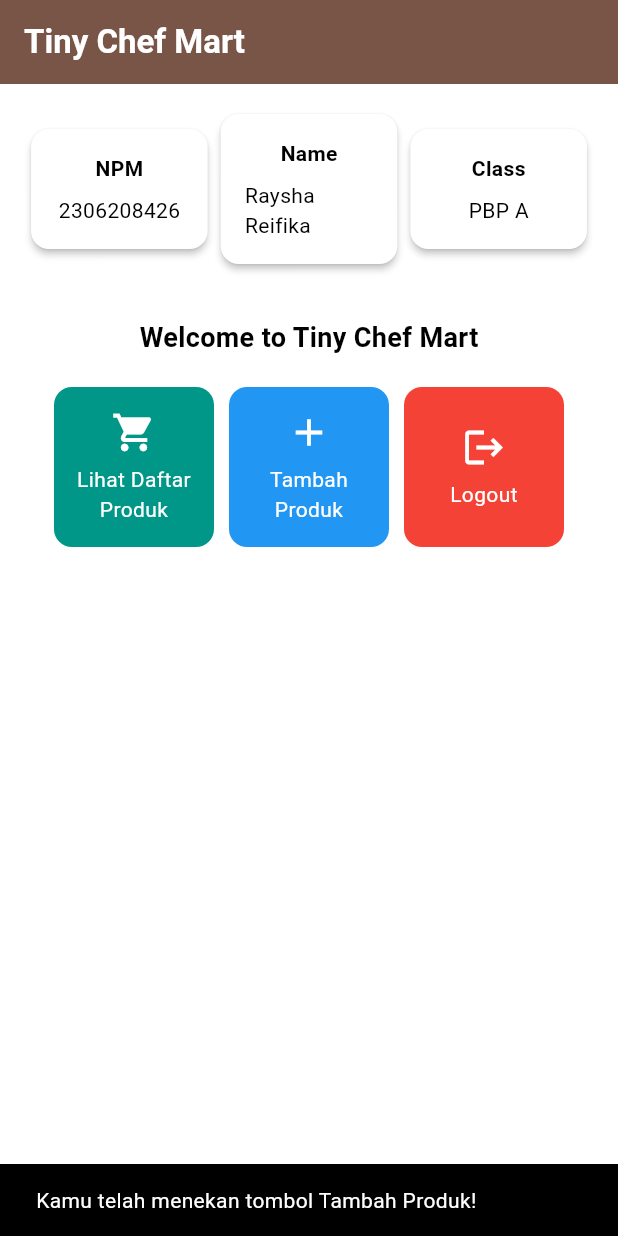
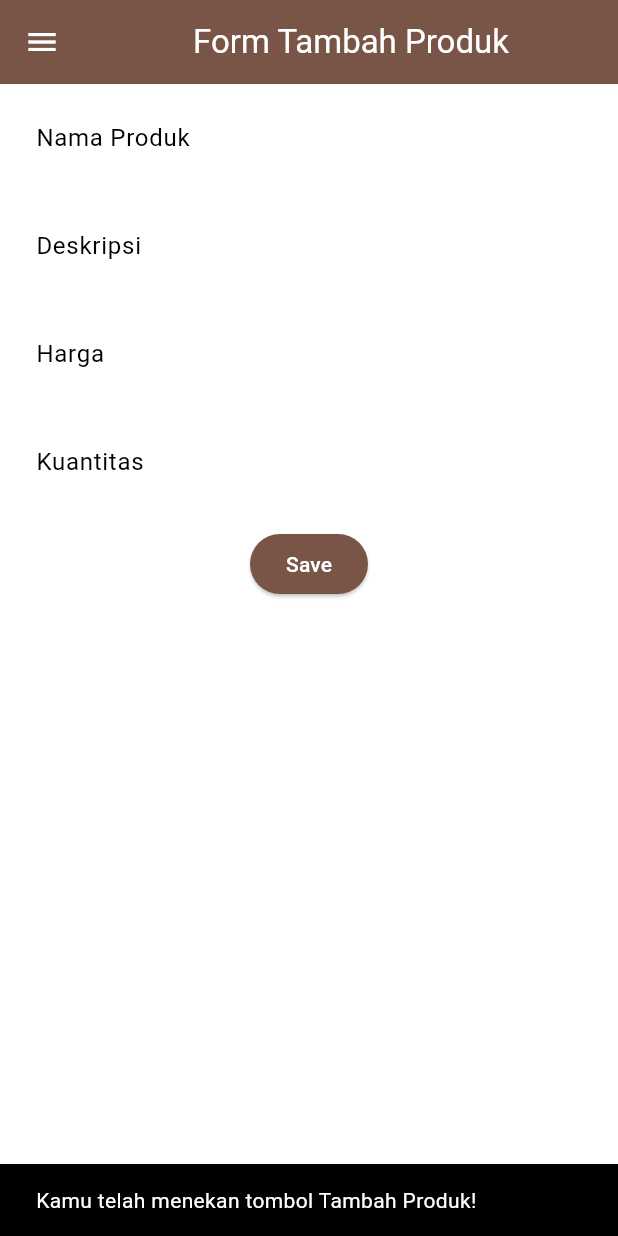
Before and after one commit to rayshareifikar/tinyChefMart-Mobile, a Flutter app: the screen it shows after launch, after a tap on "Tambah Produk", on a phone screen of 412 x 824 dp. Run offline on Flutter 3.47's test engine with Material 3 defaults, Android fonts, the phone set to English and light mode, and no system bars.

Commit message:
Tugas 8 Start

```diff
--- a/lib/main.dart
+++ b/lib/main.dart
@@ -1,5 +1,7 @@
 import 'package:flutter/material.dart';
 import 'package:tiny_chef_mart/menu.dart';
+import 'package:tiny_chef_mart/productentry_form.dart';
+
 void main() {
   runApp(const MyApp());
 }
@@ -32,6 +34,11 @@ class MyApp extends StatelessWidget {
               primarySwatch: Colors.brown,
           ).copyWith(secondary: Colors.brown[400]),
       ),
+      initialRoute: '/',
+      routes: {
+        '': (context) => MyHomePage(), // Halaman utama aplikasi
+        'product-entry': (context) => ProductEntryFormPage(), // Rute ke halaman MoodEntryFormPage
+      },
       home: MyHomePage(),
     );
   }
--- a/lib/menu.dart
+++ b/lib/menu.dart
@@ -1,4 +1,5 @@
 import 'package:flutter/material.dart';
+import 'package:tiny_chef_mart/widgets/left_drawer.dart';
 
 class MyHomePage extends StatelessWidget {
   MyHomePage({super.key});
@@ -13,16 +14,13 @@ class MyHomePage extends StatelessWidget {
          ItemHomepage("Logout", Icons.logout),
     ];
     final List<Color> cardColors = [
-      Colors.teal,
-      Colors.blue,
-      Colors.red,
-      Colors.green,
-      Colors.orange,
-      Colors.purple,
+      Color(0xFF8b6c5c), // Light Brown
+      Color(0xFF6a4a3a), // Medium brown
+      Color(0xFF3D251E), // Dark brown
     ];
 
 
-    @override
+  @override
   Widget build(BuildContext context) {
     // Scaffold menyediakan struktur dasar halaman dengan AppBar dan body.
     return Scaffold(
@@ -38,7 +36,11 @@ class MyHomePage extends StatelessWidget {
         ),
         // Warna latar belakang AppBar diambil dari skema warna tema aplikasi.
         backgroundColor: Theme.of(context).colorScheme.primary,
+        iconTheme: const IconThemeData(color: Colors.white),
       ),
+      // Masukkan drawer sebagai parameter nilai drawer dari widget Scaffold
+      drawer: const LeftDrawer(),
+
       // Body halaman dengan padding di sekelilingnya.
       body: Padding(
         padding: const EdgeInsets.all(16.0),
@@ -164,6 +166,10 @@ class ItemCard extends StatelessWidget {
             ..showSnackBar(
               SnackBar(content: Text("Kamu telah menekan tombol ${item.name}!"))
             );
+            if (item.name == "Tambah Produk") {
+              Navigator.pushNamed(context, 'product-entry');
+
+            }
         },
         // Container untuk menyimpan Icon dan Text
         child: Container(
--- /dev/null
+++ b/lib/productentry_form.dart
@@ -0,0 +1,201 @@
+import 'package:flutter/material.dart';
+import 'package:tiny_chef_mart/widgets/left_drawer.dart';
+
+class ProductEntryFormPage extends StatefulWidget {
+  const ProductEntryFormPage({super.key});
+
+  @override
+  State<ProductEntryFormPage> createState() => _ProductEntryFormPageState();
+}
+
+class _ProductEntryFormPageState extends State<ProductEntryFormPage> {
+  final _formKey = GlobalKey<FormState>();
+  String _name = "";
+	int _price = 0;
+	String _desc = "";
+  int _quantity = 0;
+  @override
+  Widget build(BuildContext context) {
+    return Scaffold(
+      appBar: AppBar(
+        title: const Center(
+          child: Text(
+            'Form Tambah Produk',
+          ),
+        ),
+        backgroundColor: Theme.of(context).colorScheme.primary,
+        foregroundColor: Colors.white,
+      ),
+      // TODO: Tambahkan drawer yang sudah dibuat di sini
+      drawer: const LeftDrawer(),
+      body: Form(
+        key: _formKey,
+        child: SingleChildScrollView(
+          child: Column(
+            crossAxisAlignment: CrossAxisAlignment.start,
+            children: [
+              Padding(
+                padding: const EdgeInsets.all(8.0),
+                child: TextFormField(
+                  decoration: InputDecoration(
+                    hintText: "Nama Produk",
+                    labelText: "Nama Produk",
+                    border: OutlineInputBorder(
+                      borderRadius: BorderRadius.circular(5.0),
+                    ),
+                  ),
+                  onChanged: (String? value) {
+                    setState(() {
+                      _name = value!;
+                    });
+                  },
+                  validator: (String? value) {
+                    if (value == null || value.isEmpty) {
+                      return "Nama Produk tidak boleh kosong!";
+                    }
+                    return null;
+                  },
+                ),
+              ),
+              Padding(
+                padding: const EdgeInsets.all(8.0),
+                child: TextFormField(
+                  decoration: InputDecoration(
+                    hintText: "Deskripsi",
+                    labelText: "Deskripsi",
+                    border: OutlineInputBorder(
+                      borderRadius: BorderRadius.circular(5.0),
+                    ),
+                  ),
+                  onChanged: (String? value) {
+                    setState(() {
+                      _desc = value!;
+                    });
+                  },
+                  validator: (String? value) {
+                    if (value == null || value.isEmpty) {
+                      return "Deskripsi tidak boleh kosong!";
+                    }
+                    return null;
+                  },
+                ),
+              ),
+              Padding(
+                padding: const EdgeInsets.all(8.0),
+                child: TextFormField(
+                  decoration: InputDecoration(
+                    hintText: "Harga",
+                    labelText: "Harga",
+                    border: OutlineInputBorder(
+                      borderRadius: BorderRadius.circular(5.0),
+                    ),
+                  ),
+                  onChanged: (String? value) {
+                    setState(() {
+                      _price = int.tryParse(value!) ?? 0;
+                    });
+                  },
+                  validator: (String? value) {
+                    if (value == null || value.isEmpty) {
+                      return "Harga tidak boleh kosong!";
+                    }
+                    final parsedValue = int.tryParse(value);
+
+                    if (parsedValue == null) {
+                      return "Harga harus berupa angka!";
+                    }
+                    if (parsedValue < 1) {
+                      return "Harga harus lebih dari 0!";
+                    }
+
+                    return null;
+                  },
+                ),
+              ),
+              Padding(
+                padding: const EdgeInsets.all(8.0),
+                child: TextFormField(
+                  decoration: InputDecoration(
+                    hintText: "Kuantitas",
+                    labelText: "Kuantitas",
+                    border: OutlineInputBorder(
+                      borderRadius: BorderRadius.circular(5.0),
+                    ),
+                  ),
+                  onChanged: (String? value) {
+                    setState(() {
+                      _quantity = int.tryParse(value!) ?? 0;
+                    });
+                  },
+                  validator: (String? value) {
+                    if (value == null || value.isEmpty) {
+                      return "Kuantitas tidak boleh kosong!";
+                    }
+                    final parsedValue = int.tryParse(value);
+
+                    if (parsedValue == null) {
+                      return "Kuantitas harus berupa angka!";
+                    }
+                    if (parsedValue < 1) {
+                      return "Kuantitas harus lebih dari 0!";
+                    }
+                    return null;
+                  },
+                ),
+              ),
+              Align(
+                alignment: Alignment.bottomCenter,
+                child: Padding(
+                  padding: const EdgeInsets.all(8.0),
+                  child: ElevatedButton(
+                    style: ButtonStyle(
+                      backgroundColor: WidgetStateProperty.all(
+                          Theme.of(context).colorScheme.primary),
+                    ),
+                    onPressed: () {
+                      if (_formKey.currentState!.validate()) {
+                        showDialog(
+                        context: context,
+                        builder: (context) {
+                          return AlertDialog(
+                            title: const Text('Produk berhasil tersimpan'),
+                            content: SingleChildScrollView(
+                              child: Column(
+                                crossAxisAlignment: CrossAxisAlignment.start,
+                                children: [
+                                  Text('Nama Produk: $_name'),
+                                  Text('Deskripsi: $_desc'),
+                                  Text('Harga: $_price'),
+                                  Text('Kuantitas: $_quantity'),
+                                  // TODO: Munculkan value-value lainnya
+                                ],
+                              ),
+                            ),
+                            actions: [
+                              TextButton(
+                                child: const Text('OK'),
+                                onPressed: () {
+                                  Navigator.pop(context);
+                                  _formKey.currentState!.reset();
+                                },
+                              ),
+                            ],
+                          );
+                        },
+                      );
+                    }
+                  },
+                    child: const Text(
+                      "Save",
+                      style: TextStyle(color: Colors.white),
+                    ),
+                  ),
+                ),
+              ),
+            ],
+          ),
+        ),
+      ),
+    );
+  }
+}
--- /dev/null
+++ b/lib/widgets/left_drawer.dart
@@ -0,0 +1,63 @@
+import 'package:flutter/material.dart';
+import 'package:tiny_chef_mart/menu.dart';
+import 'package:tiny_chef_mart/productentry_form.dart';
+// TODO: Impor halaman MoodEntryFormPage jika sudah dibuat
+class LeftDrawer extends StatelessWidget {
+  const LeftDrawer({super.key});
+
+  @override
+  Widget build(BuildContext context) {
+    return Drawer(
+      child: ListView(
+        children: [
+          DrawerHeader(
+            decoration: BoxDecoration(
+                  color: Theme.of(context).colorScheme.primary,
+                ),
+                child: const Column(
+                  children: [
+                    Text(
+                      'Tiny Chef Mart',
+                      textAlign: TextAlign.center,
+                      style: TextStyle(
+                        fontSize: 24,
+                        fontWeight: FontWeight.bold,
+                        color: Colors.white,
+                      ),
+                    ),
+                    Padding(padding: EdgeInsets.all(8)),
+                    Text(
+                      "Shopping Cooking Stuffs with Fun",
+                        textAlign: TextAlign.center,
+                        style: TextStyle(
+                        fontSize: 15,
+                        color: Colors.white,
+                      ),
+                    ),
+                  ],
+                ),
+              ),
+            ListTile(
+              leading: const Icon(Icons.home_outlined),
+              title: const Text('Halaman Utama'),
+              // Bagian redirection ke MyHomePage
+              onTap: () {
+                Navigator.pushReplacement(
+                    context,
+                    MaterialPageRoute(
+                      builder: (context) => MyHomePage(),
+                    ));
+              },
+            ),
+            ListTile(
+              leading: const Icon(Icons.add),
+              title: const Text('Tambah Produk'),
+              onTap: () {
+                Navigator.pushNamed(context, 'product-entry');
+              },
+            ),
+        ],
+      ),
+    );
+  }
+}
```
Also changed, not shown: 1 other file.
